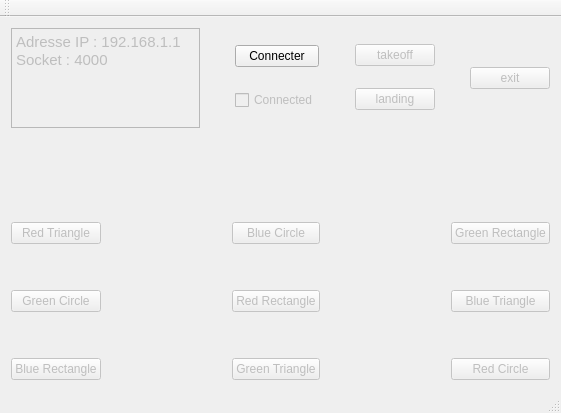
Qt form Supervisor/Sources/Tcp_client/mainwindow.ui (LadySEC/ARDrone_Checkers) before a commit.
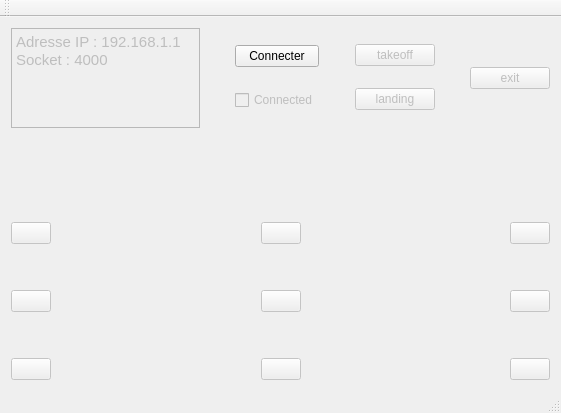
The same form after that commit.

```diff
--- a/Supervisor/Sources/Tcp_client/mainwindow.ui
+++ b/Supervisor/Sources/Tcp_client/mainwindow.ui
@@ -164,7 +164,7 @@
          <bool>false</bool>
         </property>
         <property name="text">
-         <string>Blue Triangle</string>
+         <string/>
         </property>
        </widget>
       </item>
@@ -174,7 +174,7 @@
          <bool>false</bool>
         </property>
         <property name="text">
-         <string>Red Triangle</string>
+         <string/>
         </property>
        </widget>
       </item>
@@ -197,7 +197,7 @@
          <bool>false</bool>
         </property>
         <property name="text">
-         <string>Green Rectangle</string>
+         <string/>
         </property>
        </widget>
       </item>
@@ -207,7 +207,7 @@
          <bool>false</bool>
         </property>
         <property name="text">
-         <string>Green Triangle</string>
+         <string/>
         </property>
        </widget>
       </item>
@@ -217,7 +217,7 @@
          <bool>false</bool>
         </property>
         <property name="text">
-         <string>Blue Rectangle</string>
+         <string/>
         </property>
        </widget>
       </item>
@@ -240,7 +240,7 @@
          <bool>false</bool>
         </property>
         <property name="text">
-         <string>Red Rectangle</string>
+         <string/>
         </property>
        </widget>
       </item>
@@ -276,7 +276,7 @@
          <bool>false</bool>
         </property>
         <property name="text">
-         <string>Red Circle</string>
+         <string/>
         </property>
        </widget>
       </item>
@@ -312,7 +312,7 @@
          <bool>false</bool>
         </property>
         <property name="text">
-         <string>Green Circle</string>
+         <string/>
         </property>
        </widget>
       </item>
@@ -322,7 +322,7 @@
          <bool>false</bool>
         </property>
         <property name="text">
-         <string>Blue Circle</string>
+         <string/>
         </property>
        </widget>
       </item>
```
